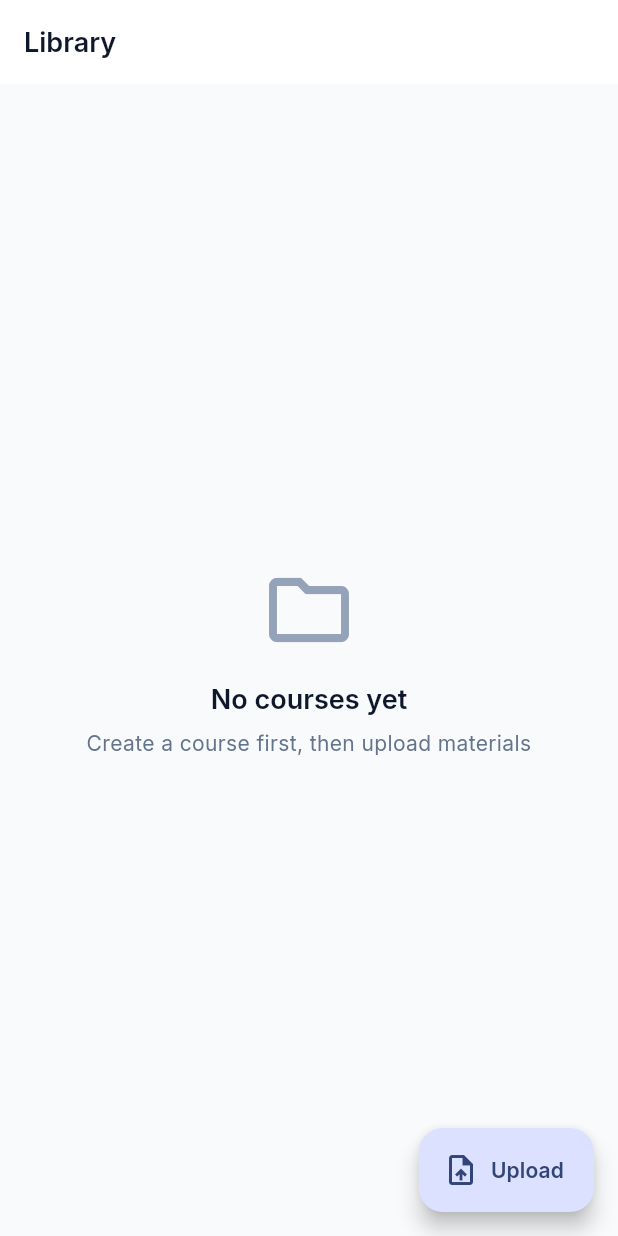
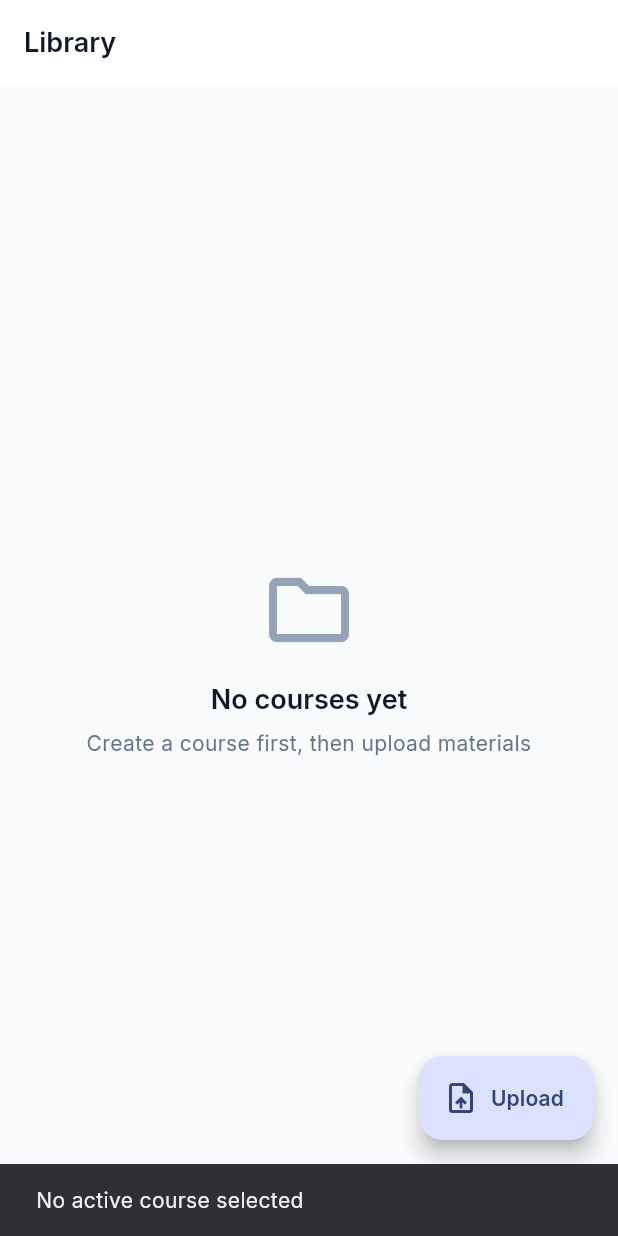
Before and after one commit to balhaddad-sys/flow-chart, a Flutter app: the LibraryScreen screen opened by its route, after a tap on "Upload", on a phone screen of 412 x 824 dp. Run offline on Flutter 3.47's test engine with Material 3 defaults, Android fonts, the phone set to English and light mode, and no system bars; our stand-ins replace cloud_firestore, cloud_functions, file_picker, firebase_auth, firebase_core, firebase_storage and 8 more; accounts and stored records are empty; generated files the repository leaves out were written again; statements that could not run were skipped.

Commit message:
Fix upload buttons not responding
- Wrap onboarding upload zone InkWell in Material widget so taps
  register properly on web
- Implement Library screen FAB upload (was a TODO no-op): picks
  file, uploads to Storage, creates Firestore doc with snackbar
  feedback

Co-authored-by: Ona <no-reply@ona.com>

```diff
--- a/lib/src/features/library/screens/library_screen.dart
+++ b/lib/src/features/library/screens/library_screen.dart
@@ -1,14 +1,85 @@
 import 'package:flutter/material.dart';
 import 'package:flutter_riverpod/flutter_riverpod.dart';
+import 'package:uuid/uuid.dart';
 
+import '../../../core/constants/app_colors.dart';
 import '../../../core/constants/app_spacing.dart';
+import '../../../core/providers/auth_provider.dart';
+import '../../../core/providers/user_provider.dart';
+import '../../../core/services/storage_service.dart';
 import '../../../core/widgets/empty_state.dart';
 import '../../home/providers/home_provider.dart';
 import '../providers/library_provider.dart';
 import '../widgets/file_card.dart';
 
+const _uuid = Uuid();
+
 class LibraryScreen extends ConsumerWidget {
   const LibraryScreen({super.key});
+
+  Future<void> _uploadFile(BuildContext context, WidgetRef ref) async {
+    final uid = ref.read(uidProvider);
+    if (uid == null) return;
+
+    final activeCourseId = ref.read(activeCourseIdProvider);
+    if (activeCourseId == null) {
+      if (context.mounted) {
+        ScaffoldMessenger.of(context).showSnackBar(
+          const SnackBar(content: Text('No active course selected')),
+        );
+      }
+      return;
+    }
+
+    final storageService = StorageService();
+    try {
+      final file = await storageService.pickFile();
+      if (file == null) return;
+
+      if (context.mounted) {
+        ScaffoldMessenger.of(context).showSnackBar(
+          SnackBar(content: Text('Uploading ${file.name}...')),
+        );
+      }
+
+      final fileId = _uuid.v4();
+      final storagePath = await storageService.uploadFile(
+        uid: uid,
+        fileId: fileId,
+        file: file,
+      );
+
+      final firestoreService = ref.read(firestoreServiceProvider);
+      await firestoreService.createFile(uid, {
+        'courseId': activeCourseId,
+        'originalName': file.name,
+        'storagePath': storagePath,
+        'sizeBytes': file.size,
+        'contentType':
+            StorageService.mimeTypes[file.extension] ??
+            'application/octet-stream',
+        'status': 'UPLOADED',
+      });
+
+      if (context.mounted) {
+        ScaffoldMessenger.of(context).showSnackBar(
+          SnackBar(content: Text('${file.name} uploaded')),
+        );
+      }
+    } on UnsupportedError catch (e) {
+      if (context.mounted) {
+        ScaffoldMessenger.of(context).showSnackBar(
+          SnackBar(content: Text(e.message ?? 'Unsupported file type')),
+        );
+      }
+    } catch (e) {
+      if (context.mounted) {
+        ScaffoldMessenger.of(context).showSnackBar(
+          SnackBar(content: Text('Upload failed: $e')),
+        );
+      }
+    }
+  }
 
   @override
   Widget build(BuildContext context, WidgetRef ref) {
@@ -44,9 +115,7 @@ class LibraryScreen extends ConsumerWidget {
         },
       ),
       floatingActionButton: FloatingActionButton.extended(
-        onPressed: () {
-          // TODO(medq): Implement file upload from library
-        },
+        onPressed: () => _uploadFile(context, ref),
         icon: const Icon(Icons.upload_file),
         label: const Text('Upload'),
       ),
--- a/lib/src/features/onboarding/screens/upload_step.dart
+++ b/lib/src/features/onboarding/screens/upload_step.dart
@@ -58,7 +58,9 @@ class _UploadStepState extends ConsumerState<UploadStep> {
           ),
           AppSpacing.gapXl,
           // Upload zone
-          InkWell(
+          Material(
+            color: Colors.transparent,
+            child: InkWell(
               onTap: _isPickingFile ? null : _pickFile,
               borderRadius: BorderRadius.circular(AppSpacing.radiusLg),
               child: Container(
@@ -91,6 +93,7 @@ class _UploadStepState extends ConsumerState<UploadStep> {
                       style: Theme.of(context).textTheme.bodySmall,
                     ),
                   ],
+                ),
               ),
             ),
           ),
```
Lines whose indentation alone changed are shown as unchanged.
